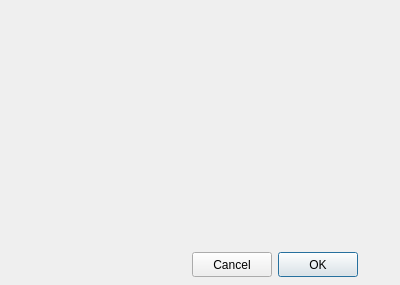
Above: values.ui from Slagee/ICP before the change. Below: the same form after it.
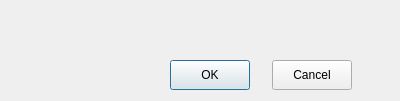
That is the form after the change.

Commit message: rightclick fill values for whole block, regex for input, minor changes, bug fix

What changed in the file:
```diff
--- a/values.ui
+++ b/values.ui
@@ -7,7 +7,7 @@
     <x>0</x>
     <y>0</y>
     <width>400</width>
-    <height>285</height>
+    <height>101</height>
    </rect>
   </property>
   <property name="windowTitle">
@@ -16,10 +16,10 @@
   <widget class="QPushButton" name="pushButton">
    <property name="geometry">
     <rect>
-     <x>278</x>
-     <y>252</y>
+     <x>170</x>
+     <y>60</y>
      <width>80</width>
-     <height>25</height>
+     <height>30</height>
     </rect>
    </property>
    <property name="sizePolicy">
@@ -28,6 +28,15 @@
      <verstretch>0</verstretch>
     </sizepolicy>
    </property>
+   <property name="focusPolicy">
+    <enum>Qt::StrongFocus</enum>
+   </property>
+   <property name="autoFillBackground">
+    <bool>false</bool>
+   </property>
+   <property name="styleSheet">
+    <string notr="true"/>
+   </property>
    <property name="text">
     <string>OK</string>
    </property>
@@ -35,10 +44,10 @@
   <widget class="QPushButton" name="pushButton_2">
    <property name="geometry">
     <rect>
-     <x>192</x>
-     <y>252</y>
+     <x>272</x>
+     <y>60</y>
      <width>80</width>
-     <height>25</height>
+     <height>30</height>
     </rect>
    </property>
    <property name="sizePolicy">
```
Left out of the diff: 3 changed lines with no effect on the pictures. The commit also changes 8 other files.
